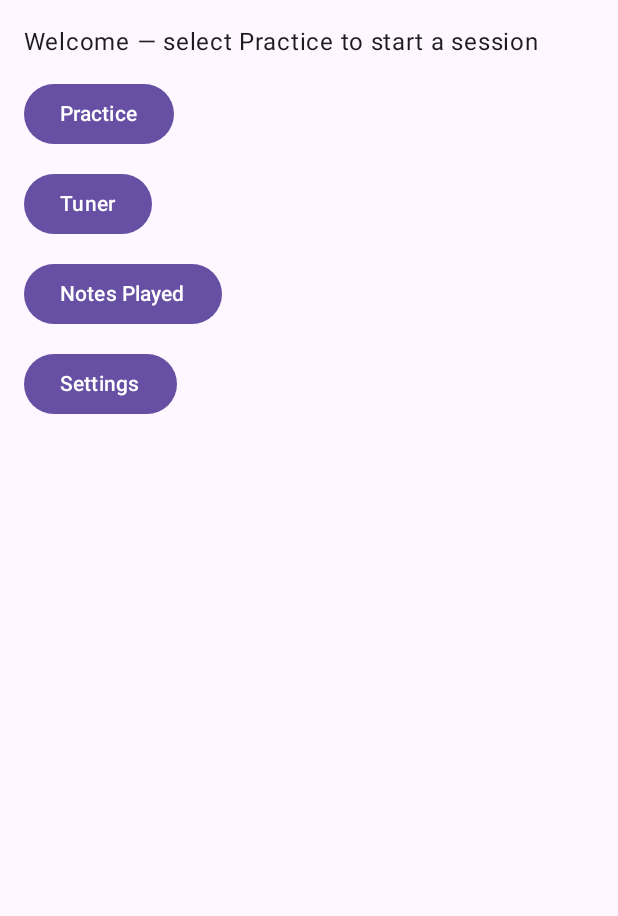
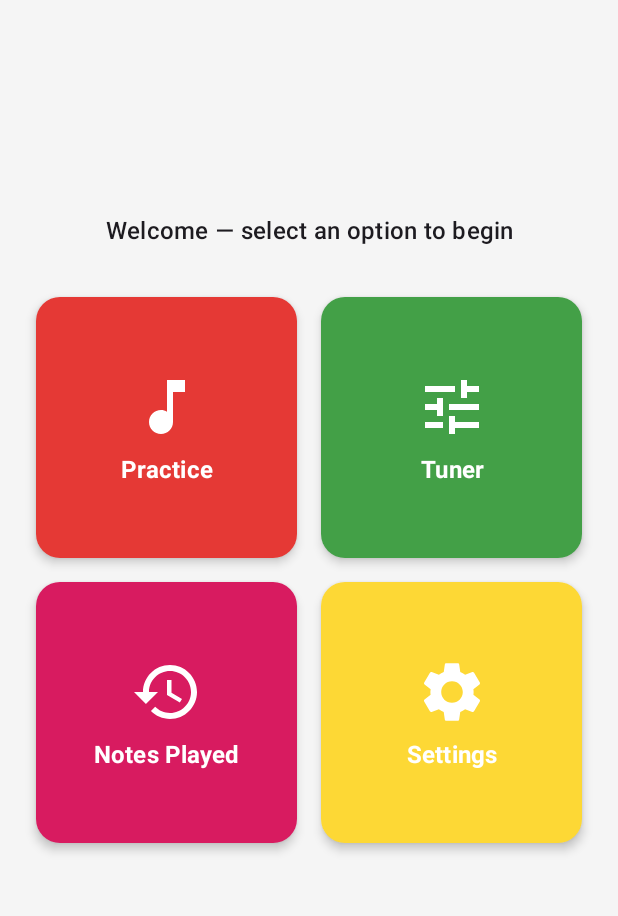
Before and after one commit to tobi01001/android-guitar-notes-learner, an Android app built with Jetpack Compose: the screen it shows after launch (MainActivity), on a phone screen of 412 x 824 dp, the part 180-1096 px from its top. Run offline under Robolectric (Android 15) with nearby library versions, the phone set to English and light mode, and no system bars.

Commit message:
Implement 2x2 grid home screen with themed buttons and icons
Co-authored-by: tobi01001 <1083336+tobi01001@users.noreply.github.com>

```diff
--- a/app/build.gradle.kts
+++ b/app/build.gradle.kts
@@ -47,6 +47,7 @@ dependencies {
     implementation("androidx.activity:activity-compose:1.8.0")
     implementation("androidx.compose.ui:ui:1.5.0")
     implementation("androidx.compose.material3:material3:1.1.0")
+    implementation("androidx.compose.material:material-icons-extended:1.5.0")
     implementation("androidx.navigation:navigation-compose:2.7.0")
     implementation("androidx.lifecycle:lifecycle-viewmodel-compose:2.6.2")
     implementation("androidx.lifecycle:lifecycle-runtime-compose:2.6.2")
--- a/app/src/main/java/com/androidguitarnotes/app/MainActivity.kt
+++ b/app/src/main/java/com/androidguitarnotes/app/MainActivity.kt
@@ -3,11 +3,25 @@ package com.androidguitarnotes.app
 import android.os.Bundle
 import androidx.activity.ComponentActivity
 import androidx.activity.compose.setContent
+import androidx.compose.foundation.background
 import androidx.compose.foundation.layout.*
+import androidx.compose.foundation.shape.RoundedCornerShape
+import androidx.compose.material.icons.Icons
+import androidx.compose.material.icons.filled.History
+import androidx.compose.material.icons.filled.MusicNote
+import androidx.compose.material.icons.filled.Settings
+import androidx.compose.material.icons.filled.Tune
 import androidx.compose.material3.*
 import androidx.compose.runtime.*
+import androidx.compose.ui.Alignment
 import androidx.compose.ui.Modifier
+import androidx.compose.ui.graphics.Color
+import androidx.compose.ui.graphics.vector.ImageVector
+import androidx.compose.ui.res.stringResource
+import androidx.compose.ui.text.font.FontWeight
+import androidx.compose.ui.text.style.TextAlign
 import androidx.compose.ui.unit.dp
+import androidx.compose.ui.unit.sp
 import androidx.navigation.compose.*
 import com.androidguitarnotes.app.notesplayed.NotesPlayedScreen
 import com.androidguitarnotes.app.practice.PracticeConfig
@@ -15,6 +29,7 @@ import com.androidguitarnotes.app.practice.PracticeConfigScreen
 import com.androidguitarnotes.app.practice.PracticeSessionScreen
 import com.androidguitarnotes.app.settings.SettingsScreen
 import com.androidguitarnotes.app.tuner.TunerScreen
+import com.androidguitarnotes.app.ui.NoteColors
 
 class MainActivity : ComponentActivity() {
     override fun onCreate(savedInstanceState: Bundle?) {
@@ -84,13 +99,125 @@ fun HomeScreen(
     onOpenNotesPlayed: () -> Unit,
     onOpenSettings: () -> Unit,
 ) {
-    Scaffold(topBar = { TopAppBar(title = { Text("Guitar Notes Learner") }) }) { padding ->
-        Column(modifier = Modifier.padding(padding).padding(16.dp), verticalArrangement = Arrangement.spacedBy(12.dp)) {
-            Text("Welcome — select Practice to start a session")
-            Button(onClick = onStartPractice) { Text("Practice") }
-            Button(onClick = onOpenTuner) { Text("Tuner") }
-            Button(onClick = onOpenNotesPlayed) { Text("Notes Played") }
-            Button(onClick = onOpenSettings) { Text("Settings") }
+    Scaffold(
+        topBar = {
+            TopAppBar(
+                title = { Text(stringResource(R.string.app_name)) },
+            )
+        },
+    ) { padding ->
+        Box(
+            modifier =
+                Modifier
+                    .fillMaxSize()
+                    .padding(padding)
+                    .background(Color(0xFFF5F5F5)),
+            contentAlignment = Alignment.Center,
+        ) {
+            Column(
+                modifier = Modifier.padding(24.dp),
+                horizontalAlignment = Alignment.CenterHorizontally,
+                verticalArrangement = Arrangement.spacedBy(16.dp),
+            ) {
+                // Welcome message
+                Text(
+                    text = stringResource(R.string.home_welcome_message),
+                    style = MaterialTheme.typography.titleMedium,
+                    textAlign = TextAlign.Center,
+                    modifier = Modifier.padding(bottom = 16.dp),
+                )
+
+                // 2x2 Grid of navigation buttons
+                Column(
+                    verticalArrangement = Arrangement.spacedBy(16.dp),
+                ) {
+                    // First row
+                    Row(
+                        horizontalArrangement = Arrangement.spacedBy(16.dp),
+                    ) {
+                        HomeNavigationButton(
+                            label = stringResource(R.string.home_practice),
+                            icon = Icons.Filled.MusicNote,
+                            backgroundColor = NoteColors.getColorForNote("A"),
+                            onClick = onStartPractice,
+                            modifier = Modifier.weight(1f),
+                        )
+                        HomeNavigationButton(
+                            label = stringResource(R.string.home_tuner),
+                            icon = Icons.Filled.Tune,
+                            backgroundColor = NoteColors.getColorForNote("D"),
+                            onClick = onOpenTuner,
+                            modifier = Modifier.weight(1f),
+                        )
+                    }
+
+                    // Second row
+                    Row(
+                        horizontalArrangement = Arrangement.spacedBy(16.dp),
+                    ) {
+                        HomeNavigationButton(
+                            label = stringResource(R.string.home_notes_played),
+                            icon = Icons.Filled.History,
+                            backgroundColor = NoteColors.getColorForNote("G"),
+                            onClick = onOpenNotesPlayed,
+                            modifier = Modifier.weight(1f),
+                        )
+                        HomeNavigationButton(
+                            label = stringResource(R.string.home_settings),
+                            icon = Icons.Filled.Settings,
+                            backgroundColor = NoteColors.getColorForNote("C"),
+                            onClick = onOpenSettings,
+                            modifier = Modifier.weight(1f),
+                        )
+                    }
+                }
+            }
         }
     }
 }
+
+@Composable
+fun HomeNavigationButton(
+    label: String,
+    icon: ImageVector,
+    backgroundColor: Color,
+    onClick: () -> Unit,
+    modifier: Modifier = Modifier,
+) {
+    Button(
+        onClick = onClick,
+        modifier =
+            modifier
+                .aspectRatio(1f)
+                .height(140.dp),
+        colors =
+            ButtonDefaults.buttonColors(
+                containerColor = backgroundColor,
+                contentColor = Color.White,
+            ),
+        shape = RoundedCornerShape(16.dp),
+        elevation =
+            ButtonDefaults.buttonElevation(
+                defaultElevation = 4.dp,
+                pressedElevation = 8.dp,
+            ),
+    ) {
+        Column(
+            horizontalAlignment = Alignment.CenterHorizontally,
+            verticalArrangement = Arrangement.Center,
+        ) {
+            Icon(
+                imageVector = icon,
+                contentDescription = label,
+                modifier = Modifier.size(48.dp),
+            )
+            Spacer(modifier = Modifier.height(8.dp))
+            Text(
+                text = label,
+                fontSize = 16.sp,
+                fontWeight = FontWeight.Bold,
+                textAlign = TextAlign.Center,
+            )
+        }
+    }
+}
--- /dev/null
+++ b/app/src/main/res/drawable/guitar_background.xml
@@ -0,0 +1,30 @@
+<?xml version="1.0" encoding="utf-8"?>
+<layer-list xmlns:android="http://schemas.android.com/apk/res/android">
+    <!-- Base gradient background -->
+    <item>
+        <shape android:shape="rectangle">
+            <gradient
+                android:angle="135"
+                android:startColor="#F5F5F5"
+                android:endColor="#E8E8E8"
+                android:type="linear" />
+        </shape>
+    </item>
+
+    <!-- Subtle fretboard lines - horizontal strings -->
+    <item android:top="20dp" android:left="20dp" android:right="20dp">
+        <shape android:shape="line">
+            <stroke
+                android:width="1dp"
+                android:color="#E0E0E0" />
+        </shape>
+    </item>
+
+    <item android:top="40dp" android:left="20dp" android:right="20dp">
+        <shape android:shape="line">
+            <stroke
+                android:width="1dp"
+                android:color="#E0E0E0" />
+        </shape>
+    </item>
+</layer-list>
--- a/app/src/main/res/values/strings.xml
+++ b/app/src/main/res/values/strings.xml
@@ -146,4 +146,12 @@
 
     <!-- Fretboard -->
     <string name="fretboard_description">Guitar fretboard visualization showing note positions</string>
+
+    <!-- Home Screen -->
+    <string name="app_name">Guitar Notes Learner</string>
+    <string name="home_welcome_message">Welcome — select an option to begin</string>
+    <string name="home_practice">Practice</string>
+    <string name="home_tuner">Tuner</string>
+    <string name="home_notes_played">Notes Played</string>
+    <string name="home_settings">Settings</string>
 </resources>
```
